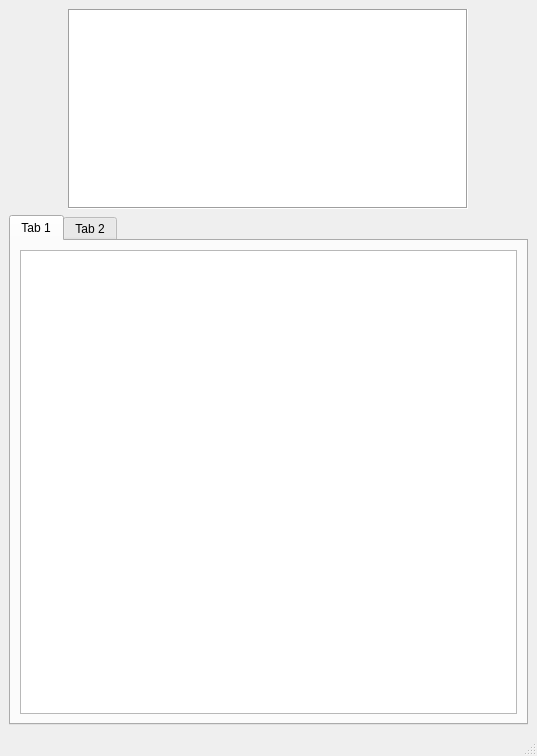
This is multimeter.ui in zonque/121gw-qt5 as Qt 5 draws it before an edit. The edited form follows.
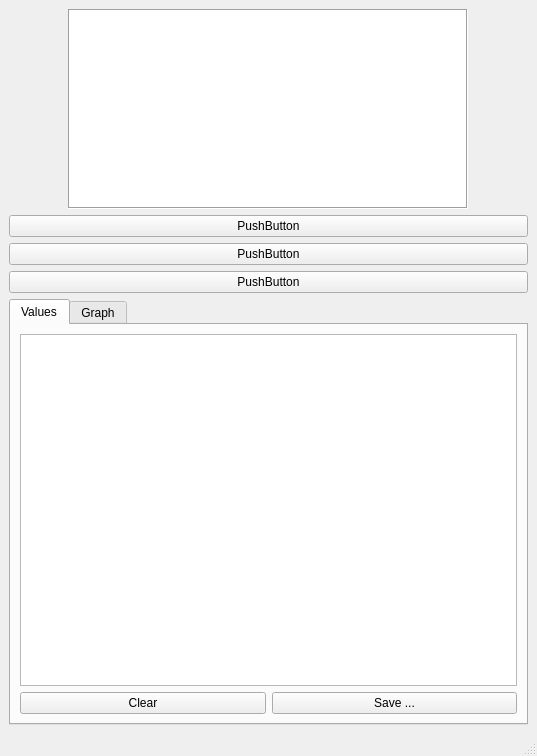
This is the edited form. Custom widgets are drawn as their Qt base class.

Commit message: More UI work on Multimeter class, started to implement the tableview etc

Diff of the .ui file:
```diff
--- a/multimeter.ui
+++ b/multimeter.ui
@@ -46,21 +46,88 @@
       </property>
      </widget>
     </item>
+    <item>
+     <layout class="QGridLayout" name="gridLayout"/>
+    </item>
+    <item>
+     <widget class="QPushButton" name="pushButton_3">
+      <property name="text">
+       <string>PushButton</string>
+      </property>
+     </widget>
+    </item>
+    <item>
+     <widget class="QPushButton" name="pushButton_2">
+      <property name="text">
+       <string>PushButton</string>
+      </property>
+     </widget>
+    </item>
+    <item>
+     <widget class="QPushButton" name="pushButton">
+      <property name="text">
+       <string>PushButton</string>
+      </property>
+     </widget>
+    </item>
     <item>
      <widget class="QTabWidget" name="tabWidget">
       <widget class="QWidget" name="tab">
        <attribute name="title">
-        <string>Tab 1</string>
+        <string>Values</string>
        </attribute>
        <layout class="QVBoxLayout" name="verticalLayout_2">
         <item>
-         <widget class="QTableView" name="tableView"/>
+         <widget class="QTableView" name="tableView">
+          <property name="editTriggers">
+           <set>QAbstractItemView::NoEditTriggers</set>
+          </property>
+          <property name="showDropIndicator" stdset="0">
+           <bool>false</bool>
+          </property>
+          <property name="selectionMode">
+           <enum>QAbstractItemView::SingleSelection</enum>
+          </property>
+          <property name="selectionBehavior">
+           <enum>QAbstractItemView::SelectRows</enum>
+          </property>
+          <property name="showGrid">
+           <bool>false</bool>
+          </property>
+          <property name="gridStyle">
+           <enum>Qt::SolidLine</enum>
+          </property>
+          <attribute name="verticalHeaderDefaultSectionSize">
+           <number>20</number>
+          </attribute>
+          <attribute name="verticalHeaderHighlightSections">
+           <bool>false</bool>
+          </attribute>
+         </widget>
+        </item>
+        <item>
+         <layout class="QHBoxLayout" name="horizontalLayout_2">
+          <item>
+           <widget class="QPushButton" name="historyClearButton">
+            <property name="text">
+             <string>Clear</string>
+            </property>
+           </widget>
+          </item>
+          <item>
+           <widget class="QPushButton" name="historySaveButton">
+            <property name="text">
+             <string>Save ...</string>
+            </property>
+           </widget>
+          </item>
+         </layout>
         </item>
        </layout>
       </widget>
       <widget class="QWidget" name="tab_2">
        <attribute name="title">
-        <string>Tab 2</string>
+        <string>Graph</string>
        </attribute>
       </widget>
      </widget>
```
Left out of the diff: 3 changed lines with no effect on the pictures. The commit also changes 2 other files.
